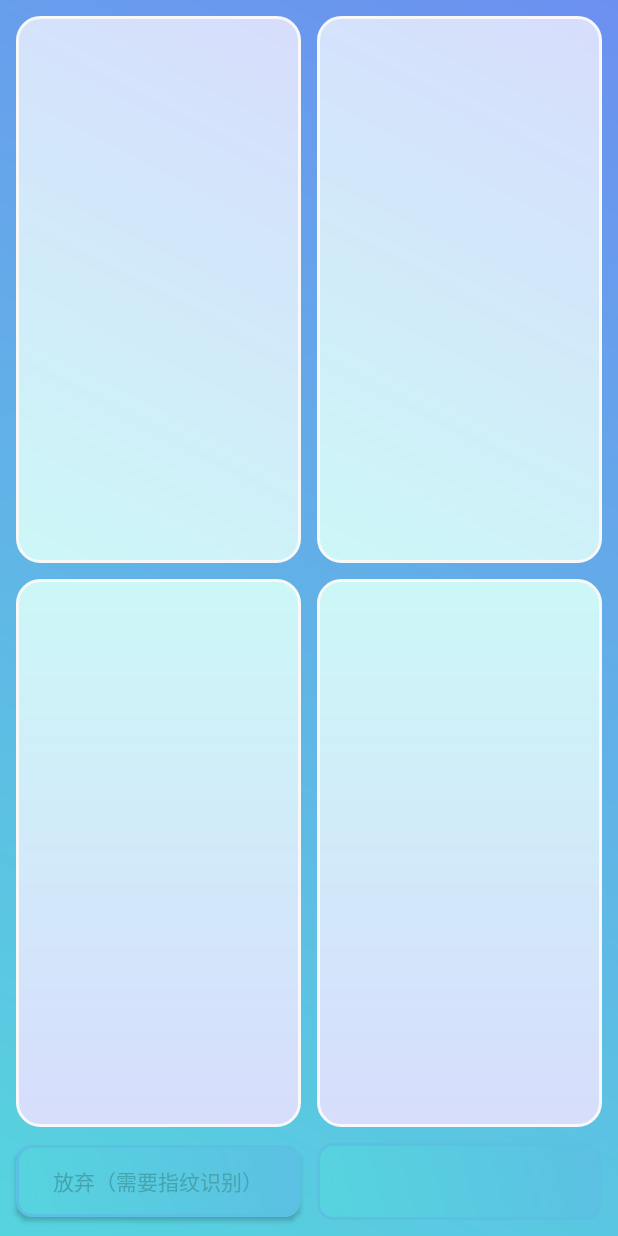
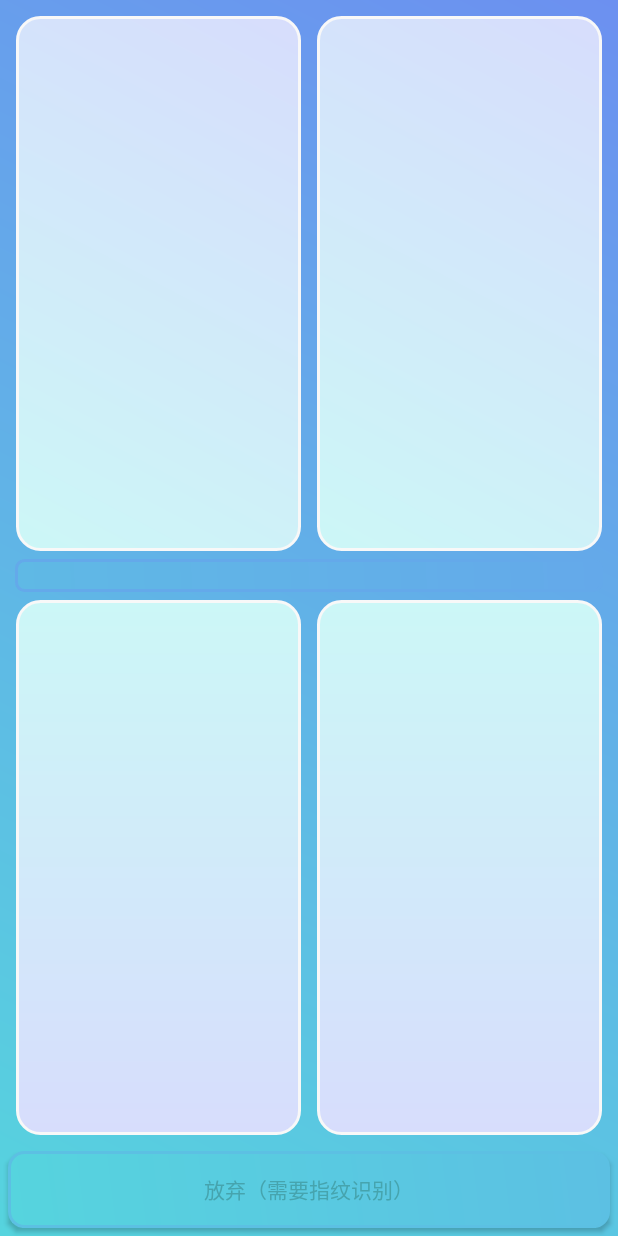
Before and after one commit to PaJir/Master, an Android app: the layout service_floating.xml on its own in the app's theme, with its tools: preview values and no code run, on a phone screen of 412 x 824 dp. Run offline under Robolectric (Android 15) with nearby library versions, the phone set to English and light mode, and no system bars.

Commit message:
1.2.2
测试得差不多了，调整了一下界面

```diff
--- a/app/build.gradle
+++ b/app/build.gradle
@@ -8,8 +8,8 @@ android {
         // 本来最低23，要用Bmob的话，被迫设置为26
         minSdkVersion 26
         targetSdkVersion 29
-        versionCode 121
-        versionName "1.2.1"
+        versionCode 122
+        versionName "1.2.2"
         testInstrumentationRunner "androidx.test.runner.AndroidJUnitRunner"
     }
     buildTypes {
--- a/app/src/main/java/com/pajir/master/EnterRoomActivity.java
+++ b/app/src/main/java/com/pajir/master/EnterRoomActivity.java
@@ -94,7 +94,7 @@ public class EnterRoomActivity extends AppCompatActivity {
             return false;
         }
         long diff = curDate.getTime() - startDate.getTime();
-        return diff < 60000;
+        return diff < 65000;
     }
 
     private void enterRoom(BmobContact bmobContact){
--- a/app/src/main/java/com/pajir/master/MainActivity.java
+++ b/app/src/main/java/com/pajir/master/MainActivity.java
@@ -108,6 +108,7 @@ public class MainActivity extends AppCompatActivity {
         int chosedTime = Integer.parseInt(spinnerTime.getSelectedItem().toString()) * getResources().getInteger(R.integer.sec_per_min);
         intent.putExtra("chosedTime", chosedTime);
         intent.putExtra("startTime", new SimpleDateFormat("yyyy-MM-dd HH:mm:ss", Locale.CHINA).format(new Date()));
+        intent.putExtra("objectId", (String)null);
         startActivity(intent);
     }
 
--- /dev/null
+++ b/app/src/main/res/drawable/text_online.xml
@@ -0,0 +1,11 @@
+<?xml version ="1.0" encoding ="utf-8"?>
+<shape xmlns:android="http://schemas.android.com/apk/res/android">
+    <gradient
+        android:angle="45"
+        android:startColor="#5fb9e5"
+        android:endColor="#64a9ea" />
+    <corners android:radius="5dp" />
+    <stroke
+        android:width="2dip"
+        android:color="#64a9ea" />
+</shape>
--- a/app/src/main/res/layout/service_floating.xml
+++ b/app/src/main/res/layout/service_floating.xml
@@ -38,6 +38,17 @@
             android:gravity="center"/>
     </LinearLayout>
 
+    <TextView
+        android:id="@+id/textViewOnline"
+        android:layout_width="match_parent"
+        android:layout_height="wrap_content"
+        android:layout_weight="1"
+        android:layout_gravity="center"
+        android:layout_marginLeft="10dp"
+        android:layout_marginRight="10dp"
+        android:background="@drawable/text_online"
+        android:gravity="center" />
+
     <LinearLayout
         android:layout_width="match_parent"
         android:layout_height="wrap_content"
@@ -69,18 +80,9 @@
             android:gravity="center"/>
     </LinearLayout>
 
-    <LinearLayout
-        android:layout_width="match_parent"
-        android:layout_height="wrap_content"
-        android:layout_weight="1"
-        android:layout_marginLeft="5dp"
-        android:layout_marginRight="5dp"
-        android:layout_marginBottom="5dp"
-        android:orientation="horizontal">
-
     <Button
         android:id="@+id/buttonGiveup"
-            android:layout_width="0dp"
+        android:layout_width="match_parent"
         android:layout_height="wrap_content"
         android:layout_weight="1"
         android:layout_gravity="center"
@@ -89,15 +91,4 @@
         android:textColor="#46a4ae"
         android:background="@drawable/button_giveup" />
 
-        <TextView
-            android:id="@+id/textViewOnline"
-            android:layout_width="0dp"
-            android:layout_height="match_parent"
-            android:layout_weight="1"
-            android:layout_gravity="center"
-            android:layout_margin="5dp"
-            android:textColor="#46a4ae"
-            android:background="@drawable/button_giveup"
-            android:gravity="center" />
 </LinearLayout>
-</LinearLayout>
--- a/app/src/main/res/values/integers.xml
+++ b/app/src/main/res/values/integers.xml
@@ -1,4 +1,4 @@
 <?xml version="1.0" encoding="utf-8"?>
 <resources>
-    <integer name="sec_per_min">2</integer>
+    <integer name="sec_per_min">60</integer>
 </resources>
--- a/app/src/main/res/values/strings.xml
+++ b/app/src/main/res/values/strings.xml
@@ -1,7 +1,7 @@
 <resources>
     <string name="app_name">Master</string>
     <string name="about">关于</string>
-    <string name="about_content">感谢使用Master\n版本 1.2.1\n联系方式：pajirsp@gmail.com\n感谢 Bmob后端云</string>
+    <string name="about_content">感谢使用Master\n托管一下 手机变砖\n版本 1.2.2\n联系方式：pajirsp@gmail.com\n感谢 Bmob后端云</string>
     <string name="close">关闭</string>
     <string name="fresh">刷新</string>
     <string name="giveup">放弃（需要指纹识别）</string>
@@ -13,7 +13,7 @@
     <string name="online_suffix">人在线</string>
     <string name="openRoom">创建房间</string>
     <string name="openOk">确认创建</string>
-    <string name="openInfo">*提醒对方于一分钟内加入吧</string>
+    <string name="openInfo">*创建前提醒对方加入吧</string>
     <string name="enterRoom">加入房间</string>
     <string name="enterOk">确认加入</string>
     <string name="idHint">输入房间号</string>
```
Also changed, not shown: app/src/main/java/com/pajir/master/FloatingWindowService.java (+6 -4 lines), 2 other files. Lines whose indentation alone changed are shown as unchanged.
